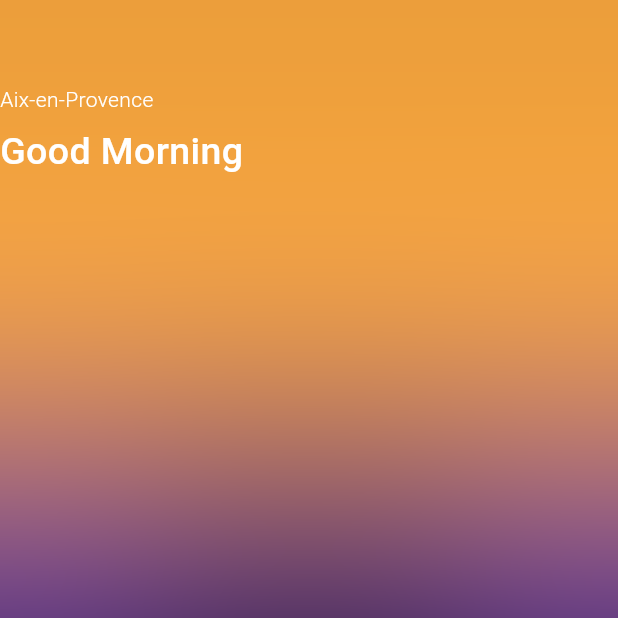
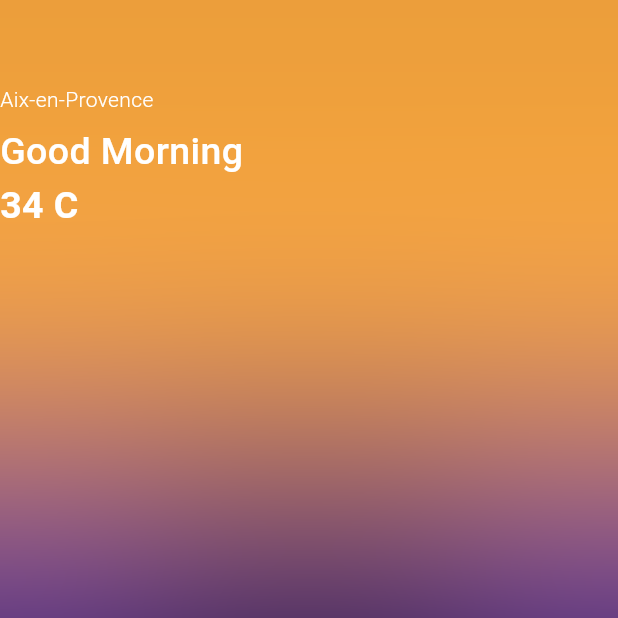
Before and after one commit to Ajaykumaryadav-Aj/my_weather_app, a Flutter app: the screen it shows after launch, on a phone screen of 412 x 824 dp, the top half of it. Run offline on Flutter 3.47's test engine with Material 3 defaults, Android fonts, the phone set to English and light mode, and no system bars; our stand-ins replace bloc, equatable.

Commit message:
first commit

```diff
--- a/lib/screens/home_screen.dart
+++ b/lib/screens/home_screen.dart
@@ -71,7 +71,14 @@ class HomeScreen extends StatelessWidget {
                         fontWeight: FontWeight.w500,
                         fontSize: 25,
                         color: Colors.white),
-                  )
+                  ),
+                  Text(
+                    '34 C',
+                    style: TextStyle(
+                        fontWeight: FontWeight.bold,
+                        fontSize: 25,
+                        color: Colors.white),
+                  ),
                 ],
               ),
             )
```
